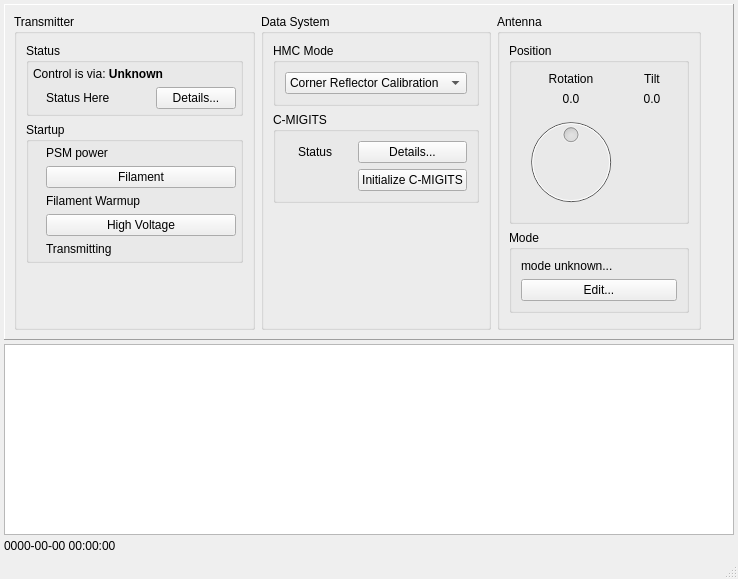
Before: the Qt Designer form src/hcrgui/HcrGuiMainWindow.ui in NCAR/HCR_instrument, drawn with Qt 5.
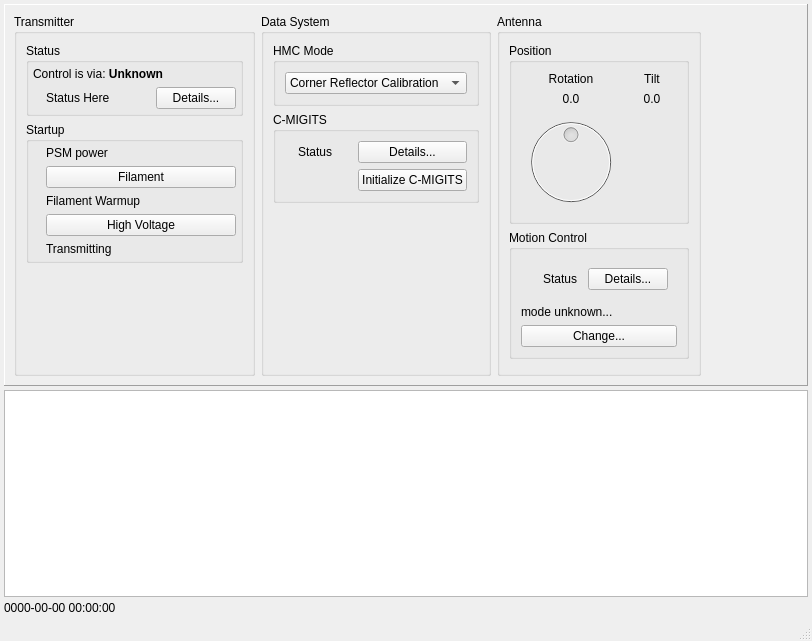
After: the same form once the commit is applied. Icons and pictures are not drawn.

Commit message: Add implementation for handling MotionControl control and status.

Diff of the .ui file:
```diff
--- a/src/hcrgui/HcrGuiMainWindow.ui
+++ b/src/hcrgui/HcrGuiMainWindow.ui
@@ -6,8 +6,8 @@
    <rect>
     <x>0</x>
     <y>0</y>
-    <width>738</width>
-    <height>579</height>
+    <width>812</width>
+    <height>641</height>
    </rect>
   </property>
   <property name="windowTitle">
@@ -571,9 +571,60 @@
           <item>
            <widget class="QGroupBox" name="antennaModeBox">
             <property name="title">
-             <string>Mode</string>
+             <string>Motion Control</string>
             </property>
             <layout class="QVBoxLayout" name="verticalLayout_6">
+             <item>
+              <widget class="QFrame" name="mcStatusFrame">
+               <property name="frameShape">
+                <enum>QFrame::NoFrame</enum>
+               </property>
+               <property name="frameShadow">
+                <enum>QFrame::Raised</enum>
+               </property>
+               <layout class="QHBoxLayout" name="horizontalLayout_2">
+                <item>
+                 <widget class="QLabel" name="mcStatusIcon">
+                  <property name="sizePolicy">
+                   <sizepolicy hsizetype="Minimum" vsizetype="Preferred">
+                    <horstretch>0</horstretch>
+                    <verstretch>0</verstretch>
+                   </sizepolicy>
+                  </property>
+                  <property name="text">
+                   <string/>
+                  </property>
+                  <property name="pixmap">
+                   <pixmap resource="HcrGuiMainWindow.qrc">:/greenLED_off.png</pixmap>
+                  </property>
+                  <property name="alignment">
+                   <set>Qt::AlignCenter</set>
+                  </property>
+                 </widget>
+                </item>
+                <item>
+                 <widget class="QLabel" name="mcStatusLabel">
+                  <property name="sizePolicy">
+                   <sizepolicy hsizetype="Expanding" vsizetype="Preferred">
+                    <horstretch>0</horstretch>
+                    <verstretch>0</verstretch>
+                   </sizepolicy>
+                  </property>
+                  <property name="text">
+                   <string>Status</string>
+                  </property>
+                 </widget>
+                </item>
+                <item>
+                 <widget class="QPushButton" name="mcDetailsButton">
+                  <property name="text">
+                   <string>Details...</string>
+                  </property>
+                 </widget>
+                </item>
+               </layout>
+              </widget>
+             </item>
              <item>
               <widget class="QLabel" name="antennaModeLabel">
                <property name="text">
@@ -584,7 +635,7 @@
              <item>
               <widget class="QPushButton" name="antennaModeButton">
                <property name="text">
-                <string>Edit...</string>
+                <string>Change...</string>
                </property>
               </widget>
              </item>
```
Left out of the diff: 2 changed lines with no effect on the pictures. The commit also changes 8 other files.
